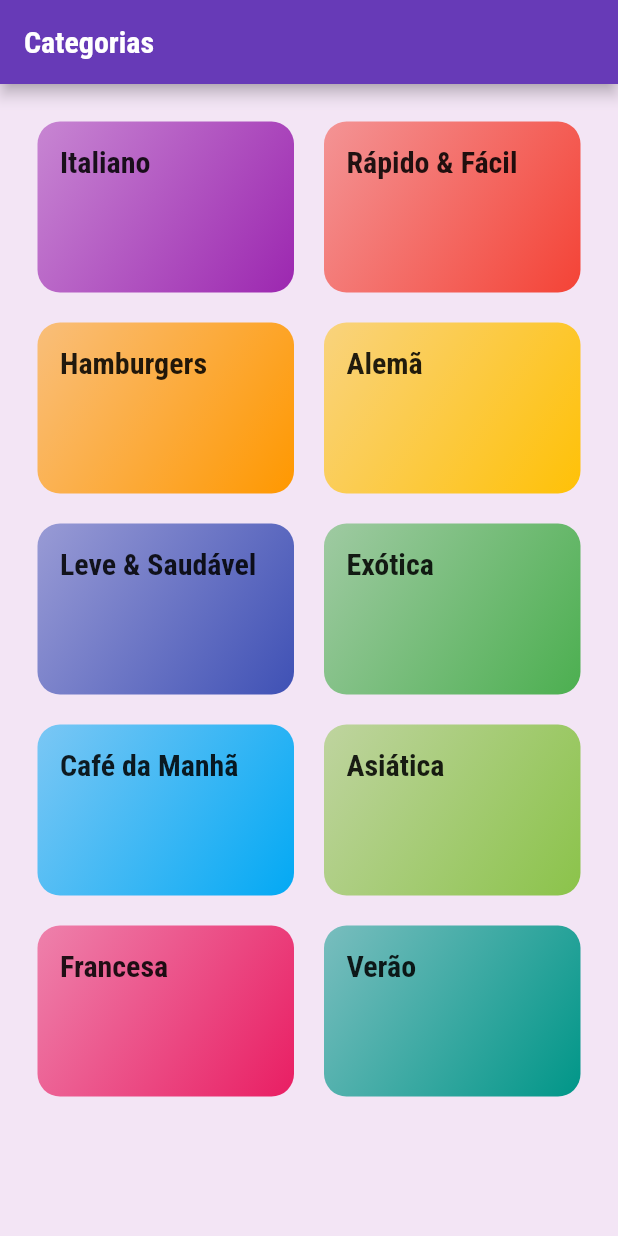
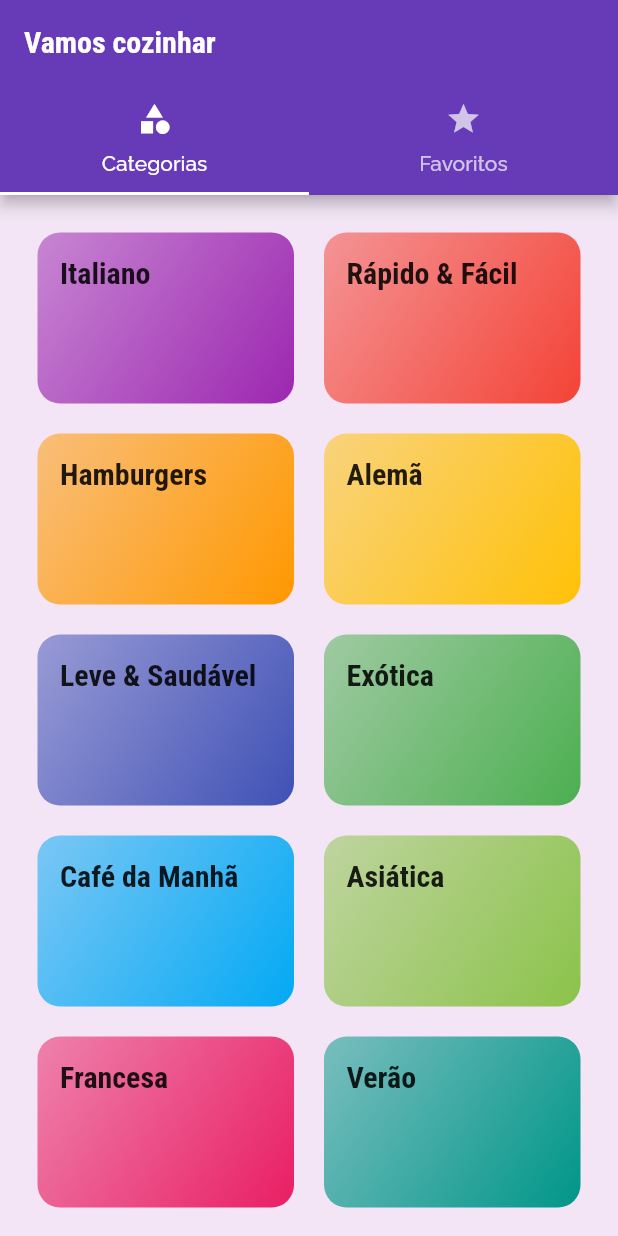
Before and after one commit to joaoffnogueira/purple_recipes, a Flutter app: the screen it shows after launch, on a phone screen of 412 x 824 dp. Run offline on Flutter 3.47's test engine with Material 2 defaults, Android fonts, the phone set to English and light mode, and no system bars.

Commit message:
Create tabs screen

```diff
--- a/lib/main.dart
+++ b/lib/main.dart
@@ -2,6 +2,7 @@ import 'package:flutter/material.dart';
 import 'package:purple_recipes/screens/categories_meals_screen.dart';
 import 'package:purple_recipes/screens/categories_screen.dart';
 import 'package:purple_recipes/screens/meal_detail_screen.dart';
+import 'package:purple_recipes/screens/tabs_screen.dart';
 import 'package:purple_recipes/utils/app_routes.dart';
 
 void main() {
@@ -32,7 +33,7 @@ class MyApp extends StatelessWidget {
             ),
       ),
       routes: {
-        AppRoutes.HOME: (ctx) => CategoriesScreen(),
+        AppRoutes.HOME: (ctx) => TabScreen(),
         AppRoutes.CATEGORIES_MEALS: (ctx) => CategoriesMealsScreen(),
         AppRoutes.MEAL_DETAIL: (ctx) => MealDetailScreen(),
       },
--- a/lib/screens/categories_screen.dart
+++ b/lib/screens/categories_screen.dart
@@ -7,11 +7,7 @@ class CategoriesScreen extends StatelessWidget {
 
   @override
   Widget build(BuildContext context) {
-    return Scaffold(
-      appBar: AppBar(
-        title: const Text('Categorias'),
-      ),
-      body: GridView(
+    return GridView(
       padding: const EdgeInsets.all(25),
       gridDelegate: SliverGridDelegateWithMaxCrossAxisExtent(
         maxCrossAxisExtent: 200,
@@ -24,7 +20,6 @@ class CategoriesScreen extends StatelessWidget {
           category: e,
         );
       }).toList(),
-      ),
     );
   }
 }
--- /dev/null
+++ b/lib/screens/favorite_screen.dart
@@ -0,0 +1,12 @@
+import 'package:flutter/material.dart';
+
+class FavoriteScreen extends StatelessWidget {
+  const FavoriteScreen({Key? key}) : super(key: key);
+
+  @override
+  Widget build(BuildContext context) {
+    return Center(
+      child: Text('Minhas receitas favoritas'),
+    );
+  }
+}
--- /dev/null
+++ b/lib/screens/tabs_screen.dart
@@ -0,0 +1,34 @@
+import 'package:flutter/material.dart';
+import 'package:purple_recipes/screens/categories_screen.dart';
+import 'package:purple_recipes/screens/favorite_screen.dart';
+
+class TabScreen extends StatelessWidget {
+  const TabScreen({Key? key}) : super(key: key);
+
+  @override
+  Widget build(BuildContext context) {
+    return DefaultTabController(
+      length: 2,
+      child: Scaffold(
+          appBar: AppBar(
+            title: Text('Vamos cozinhar'),
+            bottom: TabBar(tabs: [
+              Tab(
+                icon: Icon(Icons.category),
+                text: 'Categorias',
+              ),
+              Tab(
+                icon: Icon(Icons.star),
+                text: 'Favoritos',
+              ),
+            ]),
+          ),
+          body: TabBarView(
+            children: [
+              CategoriesScreen(),
+              FavoriteScreen(),
+            ],
+          )),
+    );
+  }
+}
```
Lines whose indentation alone changed are shown as unchanged.
